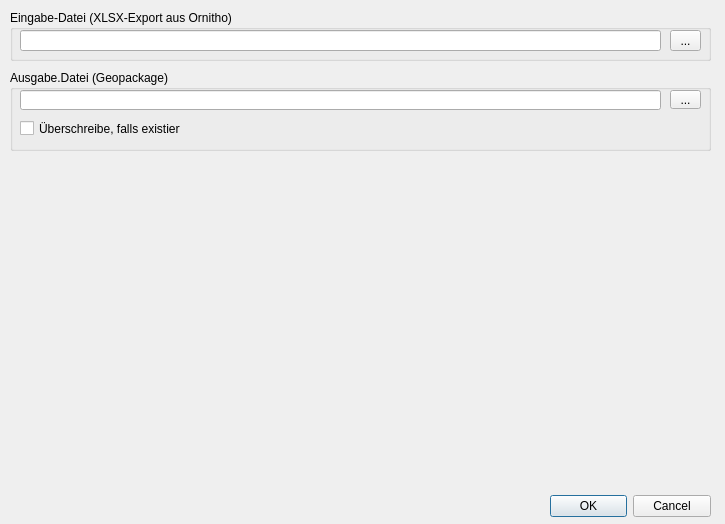
This is Ornitho_XLSX_Importer_dialog_base.ui in hoppfrosch/OrnithoXLSXImporter as Qt 5 draws it before an edit. The edited form follows.
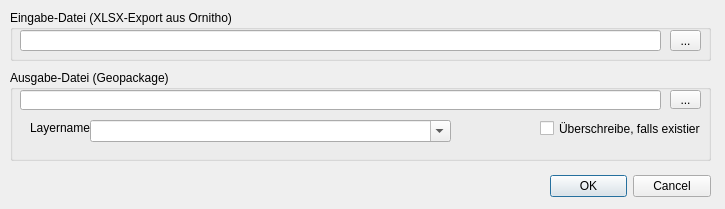
This is the edited form.

Commit message: #4 - Settings: Geopackage Layername

```diff
--- a/Ornitho_XLSX_Importer_dialog_base.ui
+++ b/Ornitho_XLSX_Importer_dialog_base.ui
@@ -7,7 +7,7 @@
     <x>0</x>
     <y>0</y>
     <width>725</width>
-    <height>524</height>
+    <height>209</height>
    </rect>
   </property>
   <property name="windowTitle">
@@ -17,7 +17,7 @@
    <property name="geometry">
     <rect>
      <x>550</x>
-     <y>490</y>
+     <y>170</y>
      <width>161</width>
      <height>32</height>
     </rect>
@@ -71,11 +71,11 @@
      <x>10</x>
      <y>70</y>
      <width>701</width>
-     <height>81</height>
+     <height>91</height>
     </rect>
    </property>
    <property name="title">
-    <string>Ausgabe.Datei (Geopackage)</string>
+    <string>Ausgabe-Datei (Geopackage)</string>
    </property>
    <widget class="QLineEdit" name="lineEditGPKGFile">
     <property name="geometry">
@@ -103,7 +103,7 @@
    <widget class="QCheckBox" name="checkBoxGPKGOverwrite">
     <property name="geometry">
      <rect>
-      <x>10</x>
+      <x>530</x>
       <y>50</y>
       <width>161</width>
       <height>17</height>
@@ -116,6 +116,32 @@
      <string>Überschreibe, falls existiert</string>
     </property>
    </widget>
+   <widget class="QComboBox" name="comboBoxLayerGPKG">
+    <property name="geometry">
+     <rect>
+      <x>80</x>
+      <y>50</y>
+      <width>361</width>
+      <height>22</height>
+     </rect>
+    </property>
+    <property name="editable">
+     <bool>true</bool>
+    </property>
+   </widget>
+   <widget class="QLabel" name="label">
+    <property name="geometry">
+     <rect>
+      <x>20</x>
+      <y>50</y>
+      <width>61</width>
+      <height>16</height>
+     </rect>
+    </property>
+    <property name="text">
+     <string>Layername</string>
+    </property>
+   </widget>
   </widget>
  </widget>
  <resources/>
```
The commit also changes 1 other file.
